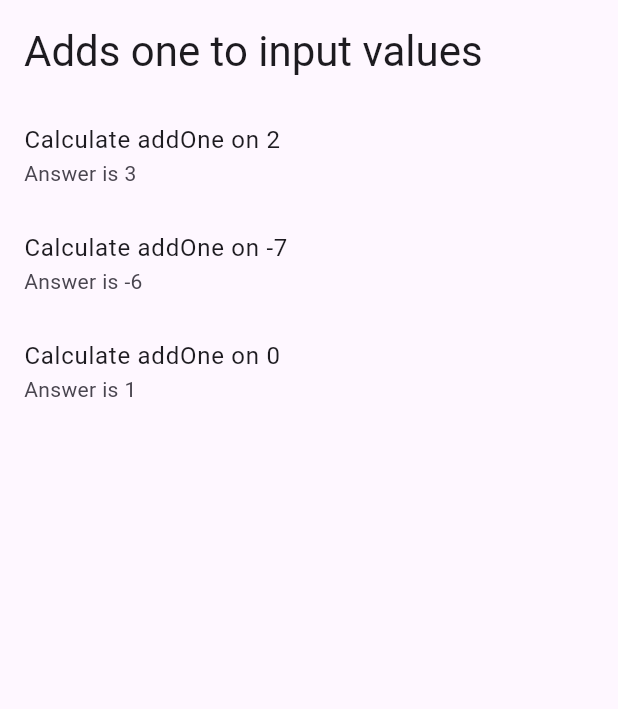
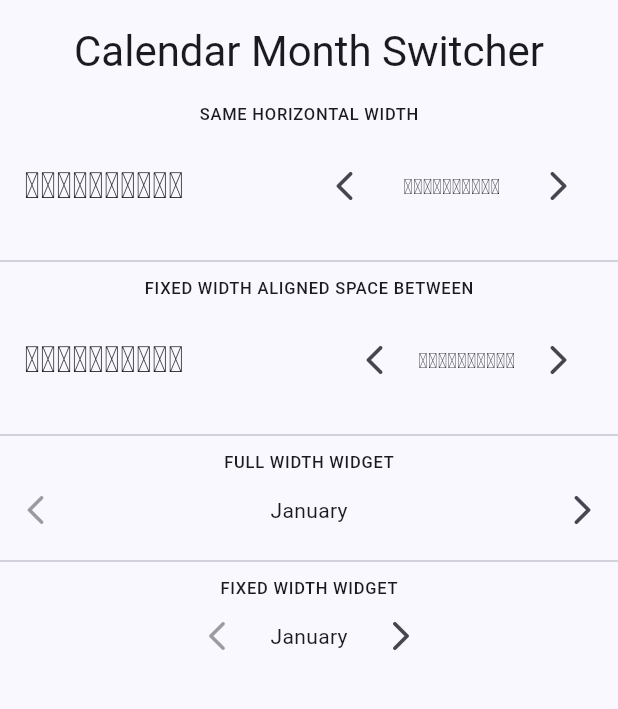
Before and after one commit to omkartapale/yearless_calendar, a Flutter app: the screen it shows after launch, on a phone screen of 412 x 824 dp, the part 84-793 px from its top. Run offline on Flutter 3.47's test engine with Material 3 defaults, Android fonts, the phone set to English and light mode, and no system bars.

Commit message:
feat: Month Switcher widget
- Create MonthSwitcher widget
- Create widget tests
- Export MonthSwitcher widget through Yearless Calendar library
- Remove tests from Yearless Calendar
- Update example to test MonthSwitcher widget

```diff
--- a/example/lib/main.dart
+++ b/example/lib/main.dart
@@ -3,6 +3,8 @@
 // found in the LICENSE file.
 
 import 'package:flutter/material.dart';
+import 'package:intl/date_symbol_data_local.dart';
+import 'package:yearless_calendar/utils.dart';
 import 'package:yearless_calendar/yearless_calendar.dart';
 
 void main() {
@@ -14,48 +16,122 @@ class MainApp extends StatelessWidget {
 
   @override
   Widget build(BuildContext context) {
-    return const MaterialApp(
+    return MaterialApp(
       title: 'Yearless Calendar Demo',
-      home: MyHomePage(),
+      theme: ThemeData(
+        colorSchemeSeed: const Color(0x9f4376f8),
+      ),
+      home: const MyHomePage(),
     );
   }
 }
 
-class MyHomePage extends StatelessWidget {
+class MyHomePage extends StatefulWidget {
   const MyHomePage({
     super.key,
   });
 
   @override
+  State<MyHomePage> createState() => _MyHomePageState();
+}
+
+class _MyHomePageState extends State<MyHomePage> {
+  late CalendarMonth? selectedMonth;
+
+  @override
+  void initState() {
+    super.initState();
+
+    // Init yearless calendar locale
+    initializeDateFormatting();
+    selectedMonth =
+        CalendarUtils.convertDateToCalendarMonth(DateTime.now(), "mr_IN");
+  }
+
+  @override
   Widget build(BuildContext context) {
-    final calculator = Calculator();
     return Scaffold(
       appBar: AppBar(
         title: const Text('yearless_calendar example'),
         elevation: 4,
       ),
-      body: ListView(
+      body: SingleChildScrollView(
+        child: Column(
           children: <Widget>[
             Padding(
               padding: const EdgeInsets.all(16.0),
               child: Text(
-              'Adds one to input values',
+                'Calendar Month Switcher',
                 style: Theme.of(context).textTheme.headlineMedium,
               ),
             ),
-          ListTile(
-            title: const Text('Calculate addOne on 2'),
-            subtitle: Text('Answer is ${calculator.addOne(2)}'),
+            Text(
+              'Same horizontal width'.toUpperCase(),
+              style: Theme.of(context).textTheme.labelSmall,
             ),
-          ListTile(
-            title: const Text('Calculate addOne on -7'),
-            subtitle: Text('Answer is ${calculator.addOne(-7)}'),
+            Padding(
+              padding: const EdgeInsets.all(16.0),
+              child: Row(
+                children: [
+                  Expanded(
+                      child: Text(
+                    selectedMonth!.name,
+                    style: Theme.of(context).textTheme.headlineSmall,
+                  )),
+                  Expanded(
+                    child: MonthSwitcher(
+                      selectedMonth: selectedMonth,
+                      locale: "mr",
+                      onMonthChange: (month) => setState(() {
+                        selectedMonth = month;
+                      }),
                     ),
-          ListTile(
-            title: const Text('Calculate addOne on 0'),
-            subtitle: Text('Answer is ${calculator.addOne(0)}'),
                   ),
                 ],
+              ),
+            ),
+            const Divider(height: 20.0),
+            Text(
+              'Fixed width aligned space between'.toUpperCase(),
+              style: Theme.of(context).textTheme.labelSmall,
+            ),
+            Padding(
+              padding: const EdgeInsets.all(16.0),
+              child: Row(
+                mainAxisAlignment: MainAxisAlignment.spaceBetween,
+                children: [
+                  Text(
+                    selectedMonth!.name,
+                    style: Theme.of(context).textTheme.headlineSmall,
+                  ),
+                  SizedBox(
+                    width: 170.0,
+                    child: MonthSwitcher(
+                      selectedMonth: selectedMonth,
+                      locale: "mr",
+                      onMonthChange: (month) => setState(() {
+                        selectedMonth = month;
+                      }),
+                    ),
+                  ),
+                ],
+              ),
+            ),
+            const Divider(height: 20.0),
+            Text('Full width widget'.toUpperCase(),
+                style: Theme.of(context).textTheme.labelSmall),
+            const MonthSwitcher(),
+            const Divider(height: 20.0),
+            Text(
+              'Fixed width widget'.toUpperCase(),
+              style: Theme.of(context).textTheme.labelSmall,
+            ),
+            const SizedBox(
+              width: 170.0,
+              child: MonthSwitcher(),
+            ),
+          ],
+        ),
       ),
     );
   }
--- /dev/null
+++ b/lib/src/widgets/month_switcher_widget.dart
@@ -0,0 +1,133 @@
+// Copyright 2024 Omkar Tapale. All rights reserved.
+// Use of this source code is governed by a BSD-style license that can be
+// found in the LICENSE file.
+
+import 'package:flutter/material.dart';
+
+import '../../utils.dart';
+
+/// A function type that takes an optional [CalendarMonth] object representing
+/// the selected month as a parameter and returns no result.
+///
+/// Used by [YearlessCalendar] for detecting changes in the selected month.
+typedef OnMonthChangeCallback = void Function(CalendarMonth? month);
+
+/// A widget that displays selected month and buttons for switching through
+/// previous or next month.
+class MonthSwitcher extends StatefulWidget {
+  /// Constructs a month switcher widget with the specified properties.
+  const MonthSwitcher({
+    super.key,
+    this.locale,
+    this.selectedMonth,
+    this.style,
+    this.shortenedName,
+    this.onMonthChange,
+  });
+
+  /// A locale code config used for formatting and parsing the months.
+  ///
+  /// This property can be null. Defaults to en_US locale.
+  final String? locale;
+
+  /// The optional [CalendarMonth] object to current selected month for the
+  /// switcher.
+  ///
+  /// Defaults to first month of year in specified locale.
+  final CalendarMonth? selectedMonth;
+
+  /// If non-null, the style to use for the month name.
+  ///
+  /// If the style's "inherit" property is true, the style will be merged with
+  /// the closest enclosing [DefaultTextStyle]. Otherwise, the style will
+  /// replace the closest enclosing [DefaultTextStyle].
+  final TextStyle? style;
+
+  /// The optional control to display the month name in shortened form.
+  ///
+  /// If this property is null or false, the full month name is shown based on
+  /// specified locale otherwise, if true, the abbreviated month name is
+  /// displayed.
+  final bool? shortenedName;
+
+  /// An optional callback function to call when the selected month changes.
+  final OnMonthChangeCallback? onMonthChange;
+
+  @override
+  State<MonthSwitcher> createState() => _MonthSwitcherState();
+}
+
+class _MonthSwitcherState extends State<MonthSwitcher> {
+  late List<CalendarMonth> _yearMonths = [];
+  late int _currentMonth = 0;
+
+  @override
+  void initState() {
+    super.initState();
+
+    // initialize months of calendar
+    _yearMonths = CalendarUtils.getYearMonths(
+        DateTime.now(), widget.locale, widget.shortenedName ?? false);
+    // initialize current month according to selected month param
+    _currentMonth = widget.selectedMonth != null
+        ? ((widget.selectedMonth!.monthNum - 1))
+        : 0;
+  }
+
+  /// Getter method to detect current month is last month of year.
+  bool get _isLastMonth => _currentMonth == _yearMonths.length - 1;
+
+  /// Getter method to detect current month is first month of year.
+  bool get _isFirstMonth => _currentMonth == 0;
+
+  @override
+  Widget build(BuildContext context) {
+    return Flex(
+      direction: Axis.horizontal,
+      mainAxisAlignment: MainAxisAlignment.center,
+      children: [
+        IconButton(
+          key: const Key('prevButton'),
+          onPressed: () {
+            if (_isFirstMonth) {
+              return;
+            }
+            setState(() {
+              _currentMonth--;
+            });
+            widget.onMonthChange?.call(_yearMonths[_currentMonth]);
+          },
+          icon: Icon(
+            Icons.arrow_back_ios_rounded,
+            color: _isFirstMonth ? Theme.of(context).disabledColor : null,
+          ),
+        ),
+        Expanded(
+          child: Text(
+            _yearMonths[_currentMonth].name,
+            textAlign: TextAlign.center,
+            style: widget.style,
+            softWrap: false,
+            overflow: TextOverflow.fade,
+          ),
+        ),
+        IconButton(
+          key: const Key('nextButton'),
+          onPressed: () {
+            if (_isLastMonth) {
+              return;
+            }
+            setState(() {
+              _currentMonth++;
+            });
+            widget.onMonthChange?.call(_yearMonths[_currentMonth]);
+          },
+          icon: Icon(
+            Icons.arrow_forward_ios_rounded,
+            color: _isLastMonth ? Theme.of(context).disabledColor : null,
+          ),
+        ),
+      ],
+    );
+  }
+}
--- a/lib/yearless_calendar.dart
+++ b/lib/yearless_calendar.dart
@@ -2,10 +2,7 @@
 // Use of this source code is governed by a BSD-style license that can be
 // found in the LICENSE file.
 
+/// Yearless Calendar library
 library yearless_calendar;
 
-/// A Calculator.
-class Calculator {
-  /// Returns [value] plus 1.
-  int addOne(int value) => value + 1;
-}
+export 'src/widgets/month_switcher_widget.dart';
```
Also changed, not shown: 2 other files. Lines whose indentation alone changed are shown as unchanged.
